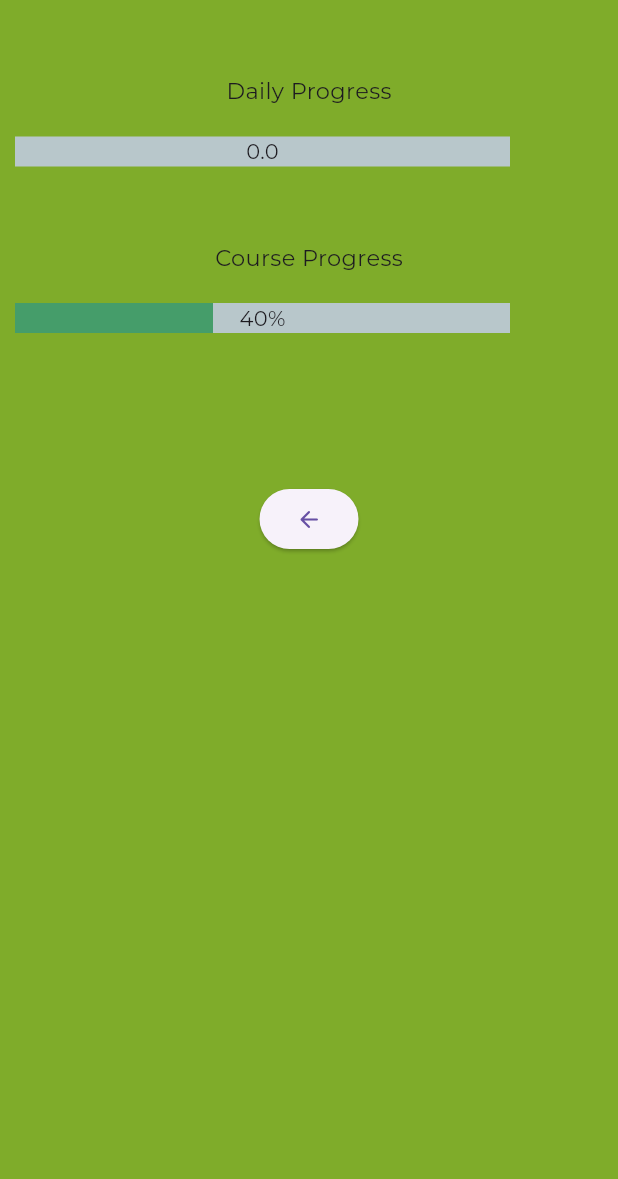
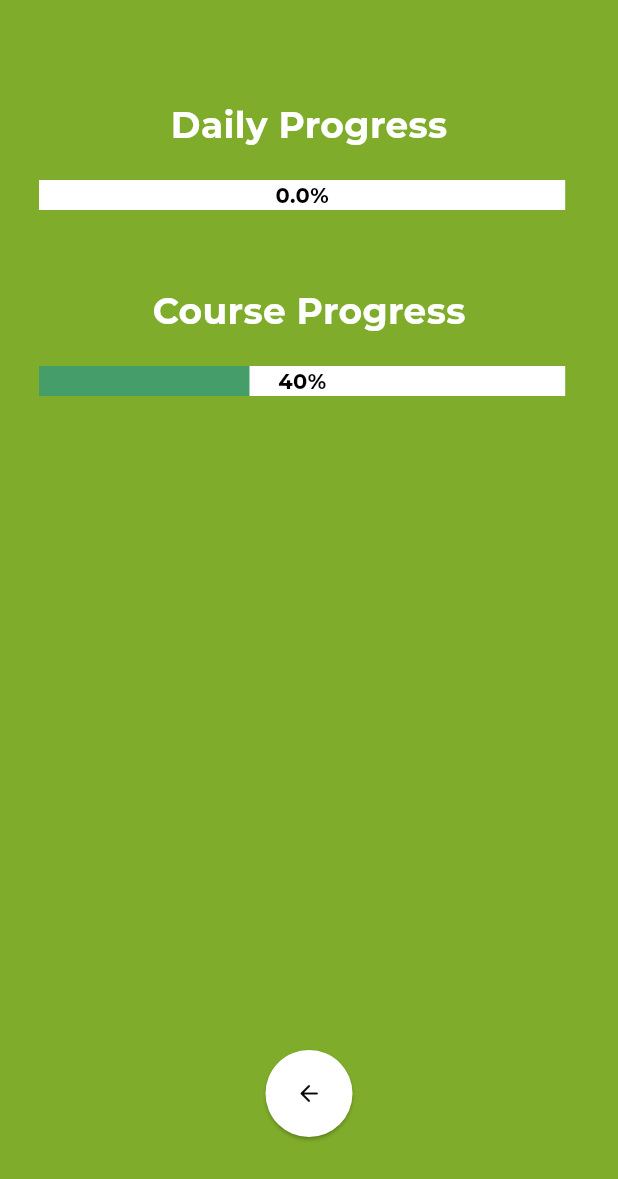
Before and after one commit to iBoudreaux/Capstone, a Flutter app: the OverviewPage screen opened directly, on a phone screen of 412 x 824 dp. Shown: the top 1179 px of the screen. Run offline on Flutter 3.47's test engine with Material 3 defaults, Android fonts, the phone set to English and light mode, and no system bars; drawn by our look-alikes of percent_indicator; our stand-ins replace google_fonts, google_nav_bar, hive_flutter, image_picker, smooth_page_indicator; missing offline and left inert: mysql_client; accounts and stored records are empty.

Commit message:
Updates
Miscellanious:
- removed unused or repetitive imports

Overview Page:
- Made overview page look more professional and cleaner

Userprofile page:
- Made the Overview page button look cleaner and fit the page better

```diff
--- a/signlanguageapp/lib/Pages/menupages/clickeduserpage.dart
+++ b/signlanguageapp/lib/Pages/menupages/clickeduserpage.dart
@@ -2,7 +2,6 @@ import 'package:flutter/material.dart';
 import 'package:google_fonts/google_fonts.dart';
 import 'package:signlanguageapp/Pages/menupages/components/bottomnavbar.dart';
 import 'package:signlanguageapp/Pages/databaseconn.dart';
-import 'package:signlanguageapp/globalvariables.dart';
 
 
 
--- a/signlanguageapp/lib/Pages/menupages/lessonpages/letterpages/letterpracticepage.dart
+++ b/signlanguageapp/lib/Pages/menupages/lessonpages/letterpages/letterpracticepage.dart
@@ -3,7 +3,6 @@ import 'package:google_fonts/google_fonts.dart';
 import 'package:signlanguageapp/Pages/menupages/lessonpages/letterpages/lessoncomplete.dart';
 import 'package:signlanguageapp/Pages/menupages/lessonpages/letterpages/questions/questions.dart';
 import 'package:signlanguageapp/Pages/menupages/components/questionletter.dart';
-import 'package:signlanguageapp/Pages/menupages/lessonpages/letterpages/lessoncomplete.dart';
 import 'package:signlanguageapp/globalvariables.dart' as globals;
 
 
--- a/signlanguageapp/lib/Pages/userprofilepages/overviewpage.dart
+++ b/signlanguageapp/lib/Pages/userprofilepages/overviewpage.dart
@@ -5,13 +5,11 @@ import 'package:hive_flutter/hive_flutter.dart';
 import 'package:signlanguageapp/Pages/userprofilepages/userprofilepage.dart';
 import 'package:signlanguageapp/globalvariables.dart' as globals;
 
-
 class OverviewPage extends StatelessWidget {
   OverviewPage({super.key});
 
   final userSession = Hive.box('storagebox');
   final dailyProgress = globals.dailiesCompleted;
-
 
   @override
   Widget build(BuildContext context) {
@@ -19,38 +17,75 @@ class OverviewPage extends StatelessWidget {
 
     return Scaffold(
       backgroundColor: const Color.fromARGB(255, 127, 172, 42),
-      body: Column(
+      body: Padding(
+        padding: const EdgeInsets.all(16.0),
+        child: Column(
+          crossAxisAlignment: CrossAxisAlignment.start,
           children: [
-          const SizedBox(height: 50,),
-          Text("Daily Progress", style: GoogleFonts.montserrat(fontSize: 15),),
-          const SizedBox(height: 20,),
-          LinearPercentIndicator(
-                width: 350,
+            const SizedBox(height: 50),
+            Center(
+              child: Text(
+                "Daily Progress",
+                style: GoogleFonts.montserrat(
+                  fontSize: 24,
+                  fontWeight: FontWeight.bold,
+                  color: Colors.white,
+                ),
+              ),
+            ),
+            const SizedBox(height: 20),
+            Center(
+              child: LinearPercentIndicator(
+                width: MediaQuery.of(context).size.width * 0.9,
                 lineHeight: 20,
                 percent: dailyProgress,
                 animation: true,
                 animationDuration: 1000,
                 progressColor: const Color.fromARGB(255, 69, 157, 106),
-                center: Text(dailyText, style: GoogleFonts.montserrat(),),
+                backgroundColor: Colors.white,
+                center: Text(
+                  "$dailyText%",
+                  style: GoogleFonts.montserrat(
+                    fontWeight: FontWeight.bold,
+                    color: Colors.black,
                   ),
-
-          const SizedBox(height: 50,),
-          Text("Course Progress", style: GoogleFonts.montserrat(fontSize: 15),),
-          const SizedBox(height: 20,),
-          LinearPercentIndicator(
-                width: 350,
+                ),
+              ),
+            ),
+            const SizedBox(height: 50),
+            Center(
+              child: Text(
+                "Course Progress",
+                style: GoogleFonts.montserrat(
+                  fontSize: 24,
+                  fontWeight: FontWeight.bold,
+                  color: Colors.white,
+                ),
+              ),
+            ),
+            const SizedBox(height: 20),
+            Center(
+              child: LinearPercentIndicator(
+                width: MediaQuery.of(context).size.width * 0.9,
                 lineHeight: 20,
                 percent: 0.4,
                 animation: true,
                 animationDuration: 1000,
                 progressColor: const Color.fromARGB(255, 69, 157, 106),
-                center: Text("40%", style: GoogleFonts.montserrat(),),
+                backgroundColor: Colors.white,
+                center: Text(
+                  "40%",
+                  style: GoogleFonts.montserrat(
+                    fontWeight: FontWeight.bold,
+                    color: Colors.black,
                   ),
-
-          const SizedBox(height: 100,),
-          ElevatedButton(
-            onPressed: ()
-            {
+                ),
+              ),
+            ),
+            const Spacer(),
+            Center(
+              child: ElevatedButton(
+                onPressed: () {
                   Navigator.push(
                     context,
                     MaterialPageRoute(
@@ -58,10 +93,17 @@ class OverviewPage extends StatelessWidget {
                     ),
                   );
                 },
-            child: const Icon(Icons.arrow_back_rounded))
+                style: ElevatedButton.styleFrom(
+                  foregroundColor: Colors.black, backgroundColor: Colors.white, shape: CircleBorder(),
+                  padding: EdgeInsets.all(20), // foreground
+                ),
+                child: const Icon(Icons.arrow_back_rounded),
+              ),
+            ),
+            const SizedBox(height: 50),
           ],
         ),
+      ),
     );
-
   }
 }
--- a/signlanguageapp/lib/Pages/userprofilepages/userprofilepage.dart
+++ b/signlanguageapp/lib/Pages/userprofilepages/userprofilepage.dart
@@ -148,20 +148,26 @@ class UserProfile extends StatelessWidget{
               ),
 
             Positioned(
-              top: 420,
-              left: 120,
-              child: ElevatedButton(
+              top: 417,
+              left: 110,
+              child: IconButton(
                 onPressed: () {
                   Navigator.push(
-                      context,
-                      MaterialPageRoute(
+                    context,
+                    MaterialPageRoute(
                       builder: (context) => OverviewPage(),
-                        ),
-                      );
+                    ),
+                  );
                 },
-                child: const Icon(Icons.arrow_forward_rounded,)
-              )
+                icon: const Icon(
+                  Icons.arrow_forward_rounded,
+                  size: 20, // Adjust icon size as needed
+                  color: Colors.black, // Change color if needed
+                ),
+                padding: EdgeInsets.zero, // Remove default padding
+                constraints: const BoxConstraints(), // Remove constraints
               ),
+            ),
 
               const Padding(
               padding: EdgeInsets.only(top:605),
```
Lines whose indentation alone changed are shown as unchanged.
